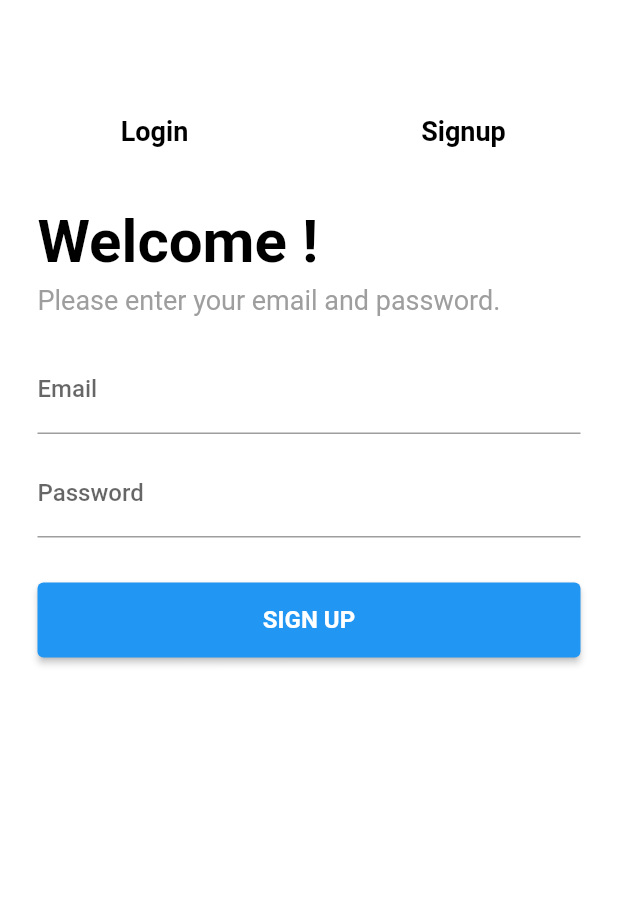
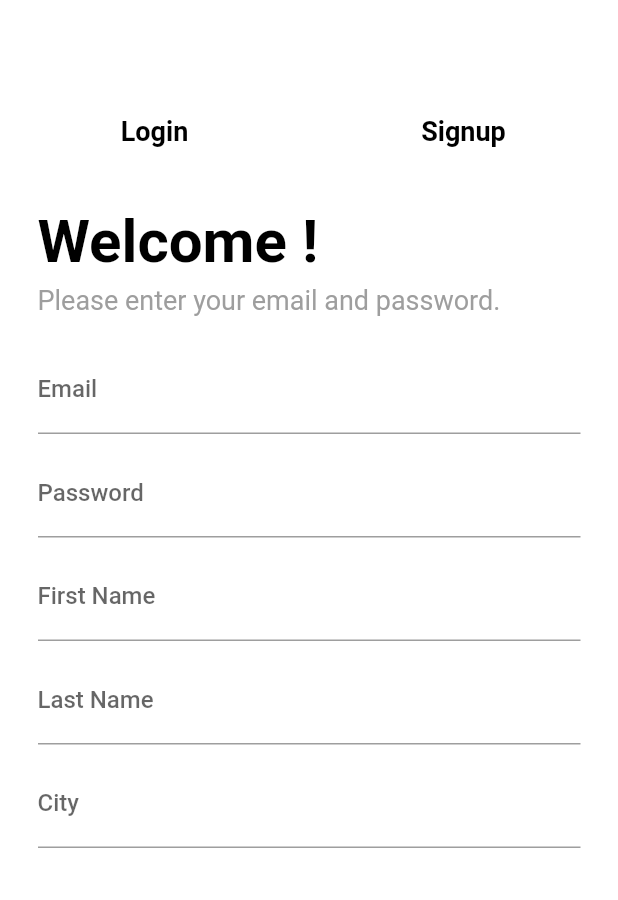
Before and after one commit to ObaidaKhater/chat-app, a Flutter app: the screen it shows after launch, tab 2 chosen, on a phone screen of 412 x 824 dp, the part 336-1236 px from its top. Run offline on Flutter 3.47's test engine with Material 2 defaults, Android fonts, the phone set to English and light mode, and no system bars; our stand-ins replace cloud_firestore, firebase_auth, firebase_core; accounts and stored records are empty.

Commit message:
Add Full Data User When Sign up

```diff
--- /dev/null
+++ b/lib/auth/helpers/firestore_helper.dart
@@ -0,0 +1,14 @@
+import 'package:chat_app/auth/models/register_request.dart';
+import 'package:cloud_firestore/cloud_firestore.dart';
+
+class FireStoreHelper {
+  FireStoreHelper._();
+
+  static FireStoreHelper fireStoreHelper = FireStoreHelper._();
+
+  FirebaseFirestore firestore = FirebaseFirestore.instance;
+
+  saveUser(RegisterRequest registerRequest) async {
+    await firestore.collection('Users').add(registerRequest.toMap());
+  }
+}
--- /dev/null
+++ b/lib/auth/models/register_request.dart
@@ -0,0 +1,28 @@
+import 'package:flutter/cupertino.dart';
+
+class RegisterRequest {
+  String id;
+  String fName;
+  String lName;
+  String email;
+  String password;
+  String city;
+
+  RegisterRequest({
+    @required this.id,
+    @required this.email,
+    @required this.fName,
+    @required this.lName,
+    @required this.city,
+  });
+
+  toMap() {
+    return {
+      'id': this.id,
+      'email': this.email,
+      'fName': this.fName,
+      'lName': this.lName,
+      'city': this.city,
+    };
+  }
+}
--- a/lib/auth/providers/auth_provider.dart
+++ b/lib/auth/providers/auth_provider.dart
@@ -1,4 +1,6 @@
 import 'package:chat_app/Auth/helpers/auth_helper.dart';
+import 'package:chat_app/auth/helpers/firestore_helper.dart';
+import 'package:chat_app/auth/models/register_request.dart';
 import 'package:chat_app/chats/home_page.dart';
 import 'package:chat_app/services/custom_dialoug.dart';
 import 'package:chat_app/services/routes_helper.dart';
@@ -8,18 +10,30 @@ import 'package:flutter/material.dart';
 class AuthProvider extends ChangeNotifier {
   TextEditingController emailController = TextEditingController();
   TextEditingController passwordController = TextEditingController();
+  TextEditingController fNameController = TextEditingController();
+  TextEditingController lNameController = TextEditingController();
+  TextEditingController cityController = TextEditingController();
   TabController tabController;
 
   register() async {
-    await AuthHelper.authHelper.signup(emailController.text, passwordController.text);
-    await AuthHelper.authHelper.verifyEmail();
+    UserCredential userCredential = await AuthHelper.authHelper.signup(emailController.text, passwordController.text);
+    RegisterRequest registerRequest = RegisterRequest(
+        id: userCredential.user.uid,
+        email: emailController.text,
+        fName: fNameController.text,
+        lName: lNameController.text,
+        city: cityController.text);
+    await FireStoreHelper.fireStoreHelper.saveUser(registerRequest);
+    await
+    AuthHelper.authHelper.verifyEmail();
     await AuthHelper.authHelper.sigOut();
     tabController.animateTo(0);
     resetControllers();
   }
 
   signIn() async {
-    await AuthHelper.authHelper.signIn(emailController.text, passwordController.text);
+    await AuthHelper.authHelper.signIn(
+        emailController.text, passwordController.text);
     bool isVerifiedEmail = AuthHelper.authHelper.checkEmailVerification();
     if (isVerifiedEmail) {
       RouteHelper.routeHelper.pushReplacementNamed(HomePage.routeName);
--- a/lib/auth/ui/register_page.dart
+++ b/lib/auth/ui/register_page.dart
@@ -6,6 +6,7 @@ import 'package:provider/provider.dart';
 
 class RegisterPage extends StatelessWidget {
   static final routeName = 'register';
+
   @override
   Widget build(BuildContext context) {
     return Consumer<AuthProvider>(
@@ -28,7 +29,16 @@ class RegisterPage extends StatelessWidget {
                 SizedBox(height: 20),
                 CustomTextFieldWidget(authProvider.emailController, 'Email'),
                 SizedBox(height: 10),
-                CustomTextFieldWidget(authProvider.passwordController, 'Password'),
+                CustomTextFieldWidget(
+                    authProvider.passwordController, 'Password'),
+                SizedBox(height: 10),
+                CustomTextFieldWidget(
+                    authProvider.fNameController, 'First Name'),
+                SizedBox(height: 10),
+                CustomTextFieldWidget(
+                    authProvider.lNameController, 'Last Name'),
+                SizedBox(height: 10),
+                CustomTextFieldWidget(authProvider.cityController, 'City'),
                 SizedBox(height: 30),
                 CustomButtonWidget('SIGN UP', () => authProvider.register),
               ],
--- a/pubspec.yaml
+++ b/pubspec.yaml
@@ -31,6 +31,7 @@ dependencies:
   firebase_core: "^1.4.0"
   firebase_auth: "^3.0.1"
   provider: ^5.0.0
+  cloud_firestore: "^2.5.0"
 
 
 dev_dependencies:
```
Also changed, not shown: lib/auth/helpers/auth_helper.dart (+4 -5 lines), pubspec.lock.
